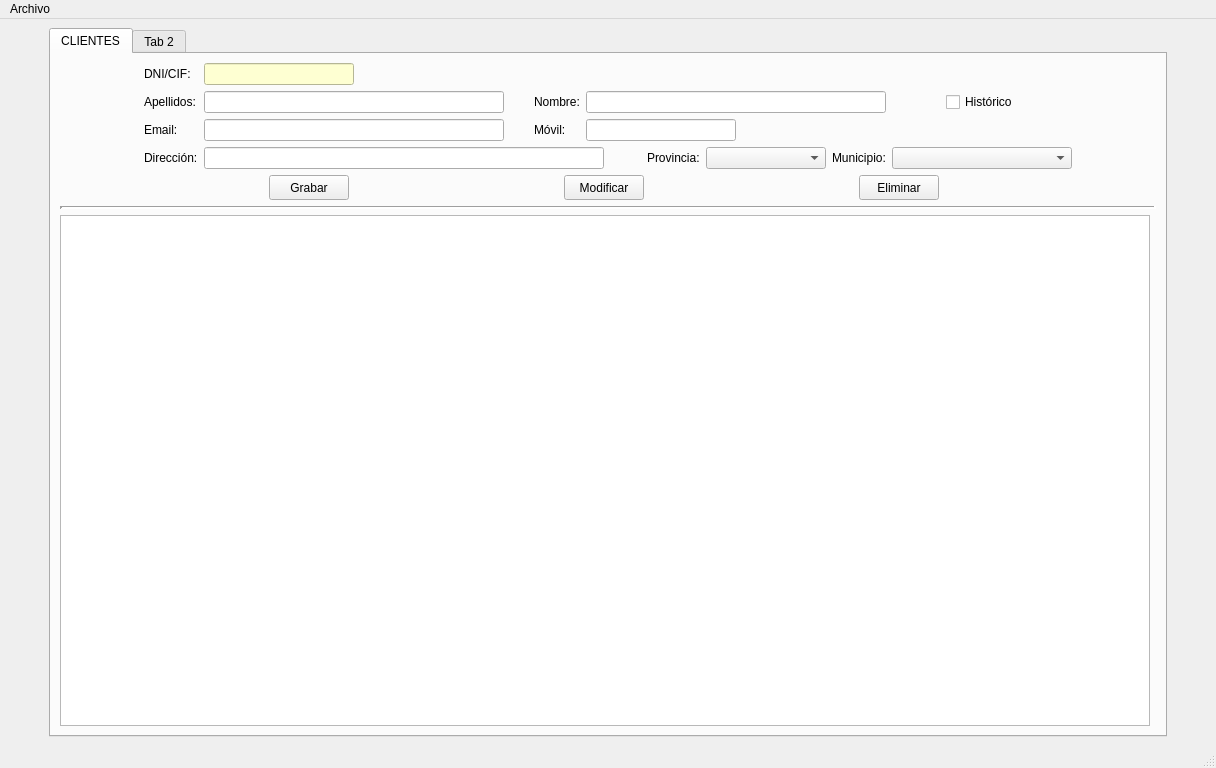
Before: the Qt Designer form venPrincipal.ui in yelkov/ProyectoDI, drawn with Qt 5.
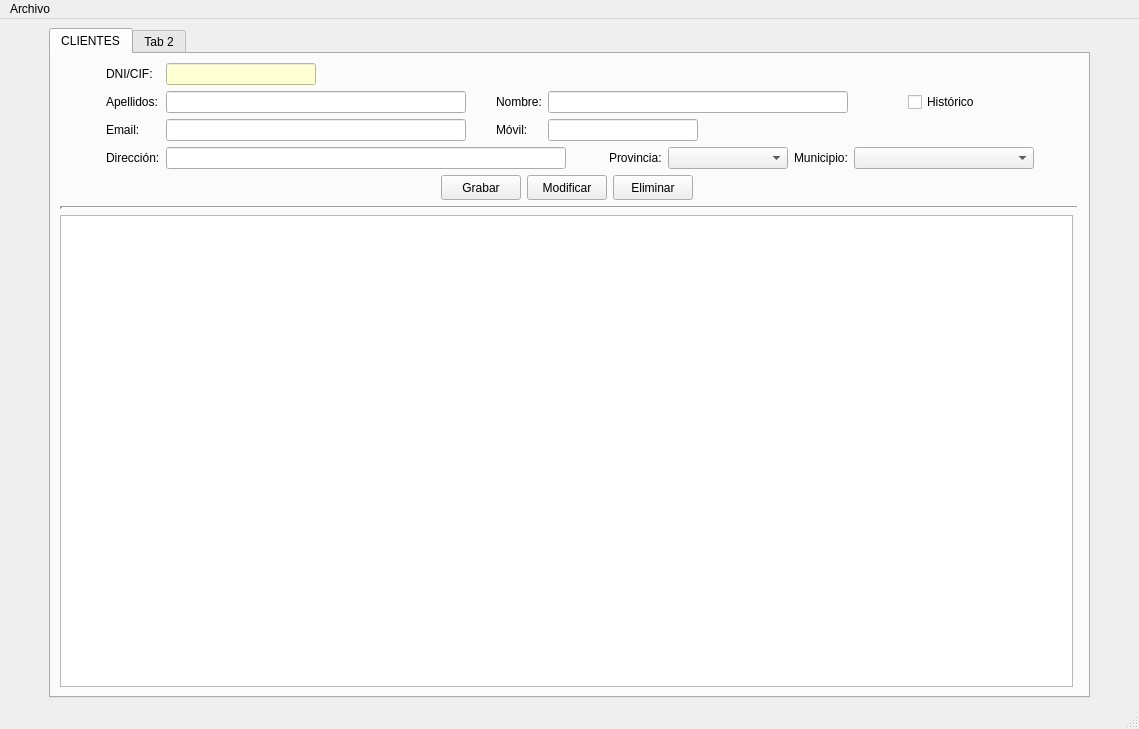
After: the same form once the commit is applied. Icons and pictures are not drawn.

```diff
--- a/venPrincipal.ui
+++ b/venPrincipal.ui
@@ -6,8 +6,8 @@
    <rect>
     <x>0</x>
     <y>0</y>
-    <width>1216</width>
-    <height>768</height>
+    <width>1139</width>
+    <height>729</height>
    </rect>
   </property>
   <property name="sizePolicy">
@@ -77,26 +77,7 @@
         </item>
         <item row="1" column="0">
          <layout class="QGridLayout" name="gridLayout_3">
-          <item row="0" column="0">
-           <widget class="QPushButton" name="btnGrabarcli">
-            <property name="minimumSize">
-             <size>
-              <width>80</width>
-              <height>25</height>
-             </size>
-            </property>
-            <property name="maximumSize">
-             <size>
-              <width>80</width>
-              <height>25</height>
-             </size>
-            </property>
-            <property name="text">
-             <string>Grabar</string>
-            </property>
-           </widget>
-          </item>
-          <item row="0" column="2">
+          <item row="0" column="3">
            <widget class="QPushButton" name="btnDelcli">
             <property name="minimumSize">
              <size>
@@ -115,7 +96,7 @@
             </property>
            </widget>
           </item>
-          <item row="0" column="1">
+          <item row="0" column="2">
            <widget class="QPushButton" name="btnModifcli">
             <property name="minimumSize">
              <size>
@@ -134,6 +115,51 @@
             </property>
            </widget>
           </item>
+          <item row="0" column="1">
+           <widget class="QPushButton" name="btnGrabarcli">
+            <property name="minimumSize">
+             <size>
+              <width>80</width>
+              <height>25</height>
+             </size>
+            </property>
+            <property name="maximumSize">
+             <size>
+              <width>80</width>
+              <height>25</height>
+             </size>
+            </property>
+            <property name="text">
+             <string>Grabar</string>
+            </property>
+           </widget>
+          </item>
+          <item row="0" column="0">
+           <spacer name="horizontalSpacer_6">
+            <property name="orientation">
+             <enum>Qt::Horizontal</enum>
+            </property>
+            <property name="sizeHint" stdset="0">
+             <size>
+              <width>40</width>
+              <height>20</height>
+             </size>
+            </property>
+           </spacer>
+          </item>
+          <item row="0" column="4">
+           <spacer name="horizontalSpacer_9">
+            <property name="orientation">
+             <enum>Qt::Horizontal</enum>
+            </property>
+            <property name="sizeHint" stdset="0">
+             <size>
+              <width>40</width>
+              <height>20</height>
+             </size>
+            </property>
+           </spacer>
+          </item>
          </layout>
         </item>
         <item row="0" column="0" colspan="2">
@@ -534,7 +560,7 @@
     <rect>
      <x>0</x>
      <y>0</y>
-     <width>1216</width>
+     <width>1139</width>
      <height>21</height>
     </rect>
    </property>
```
Left out of the diff: 2 changed lines with no effect on the pictures.
